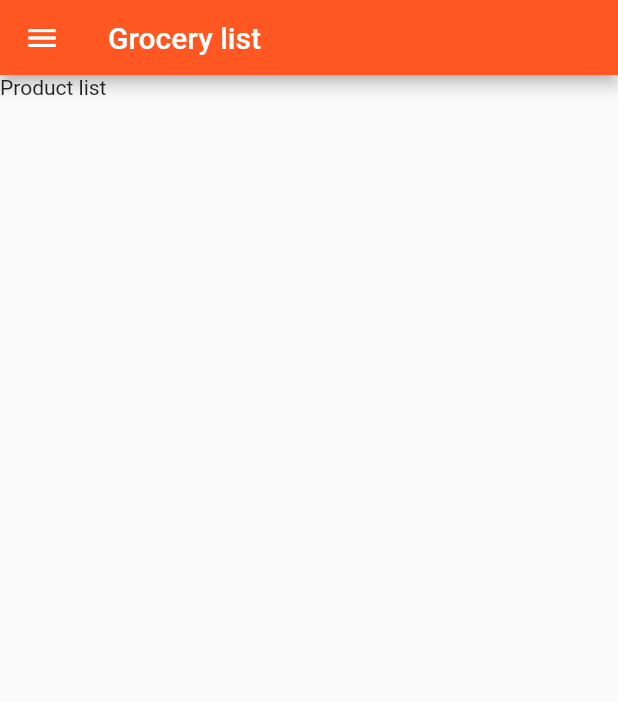
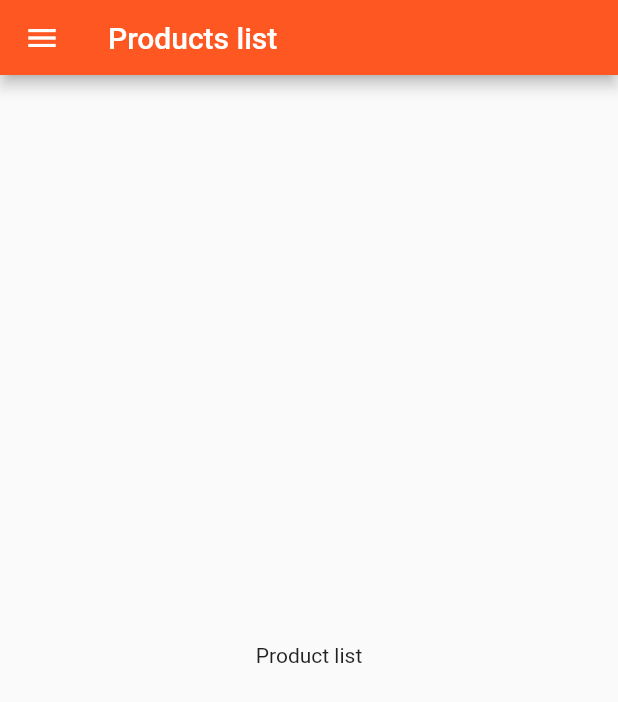
Before and after one commit to Nimor111/grocery-list, a Flutter app: the screen it shows after launch, after a tap on "Products", on a phone screen of 412 x 824 dp. Shown: the top 702 px of the screen. Run offline on Flutter 3.47's test engine with Material 2 defaults, Android fonts, the phone set to English and light mode, and no system bars.

Commit message:
Add named routes

```diff
--- a/lib/main.dart
+++ b/lib/main.dart
@@ -1,6 +1,7 @@
 import 'package:flutter/material.dart';
 
 import 'package:grocery_list/modules/home/components/Home.dart';
+import 'package:grocery_list/modules/products/containers/ProductContainer.dart';
 
 void main() => runApp(GroceryApp());
 
@@ -9,10 +10,14 @@ class GroceryApp extends StatelessWidget {
   Widget build(BuildContext context) {
     return MaterialApp(
       title: 'Flutter Demo',
+      initialRoute: '/',
+      routes: {
+        '/': (context) => Home(),
+        '/products': (context) => ProductContainer(),
+      },
       theme: ThemeData(
         primarySwatch: Colors.deepOrange,
       ),
-      home: Home(),
     );
   }
 }
--- a/lib/modules/home/components/Home.dart
+++ b/lib/modules/home/components/Home.dart
@@ -2,7 +2,6 @@ import 'package:flutter/material.dart';
 
 import 'package:grocery_list/modules/core/components/GroceryBar.dart';
 import 'package:grocery_list/modules/core/components/GroceryDrawer.dart';
-import 'package:grocery_list/modules/products/containers/ProductContainer.dart';
 
 class Home extends StatelessWidget {
   Widget _logoSection(String image, double width, double height) {
@@ -44,13 +43,7 @@ class Home extends StatelessWidget {
   }
 
   void _pushProducts(context) {
-    Navigator.of(context).push(
-      new MaterialPageRoute<void>(
-        builder: (BuildContext context) {
-          return ProductContainer();
-        }
-      ),
-    );
+    Navigator.pushNamed(context, '/products');
   }
 
   @override
--- a/lib/modules/products/components/ProductList.dart
+++ b/lib/modules/products/components/ProductList.dart
@@ -8,8 +8,11 @@ class ProductList extends StatelessWidget {
   Widget build(BuildContext context) {
     return Scaffold(
       drawer: GroceryDrawer(),
-      appBar: GroceryBar(title: 'Grocery list'),
-      body: Text('Product list'),
+      appBar: GroceryBar(title: 'Products list'),
+      body: Container(
+        padding: const EdgeInsets.all(32),
+        child: Center(child: Text('Product list')),
+      ),
     );
   }
 }
```
